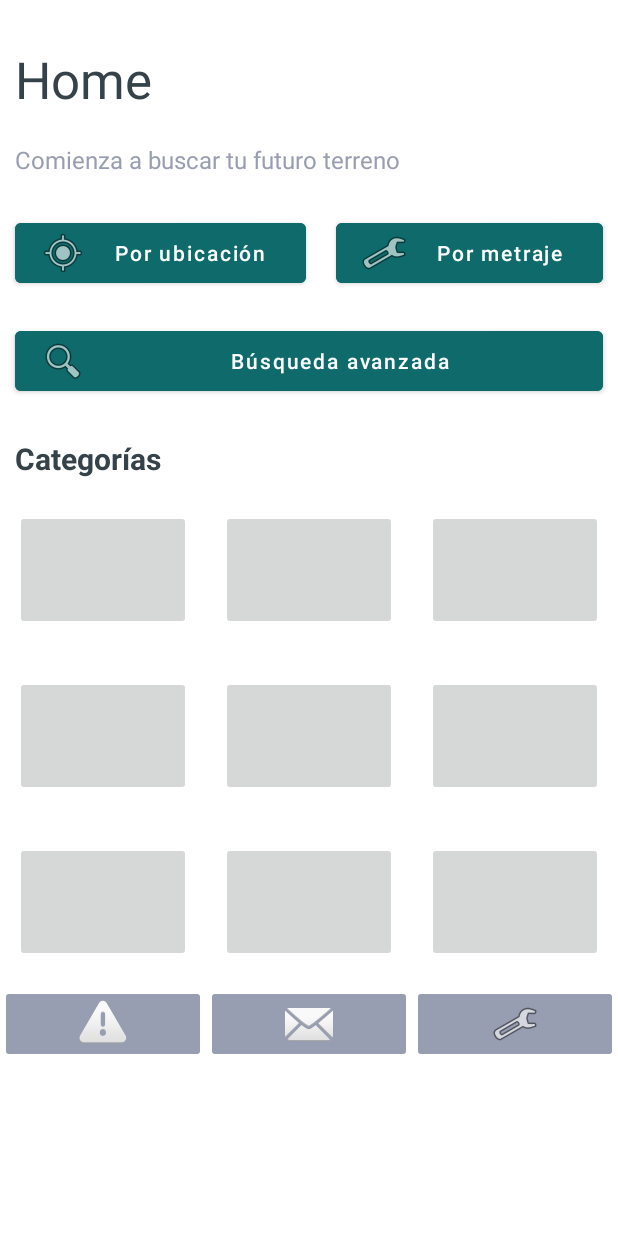
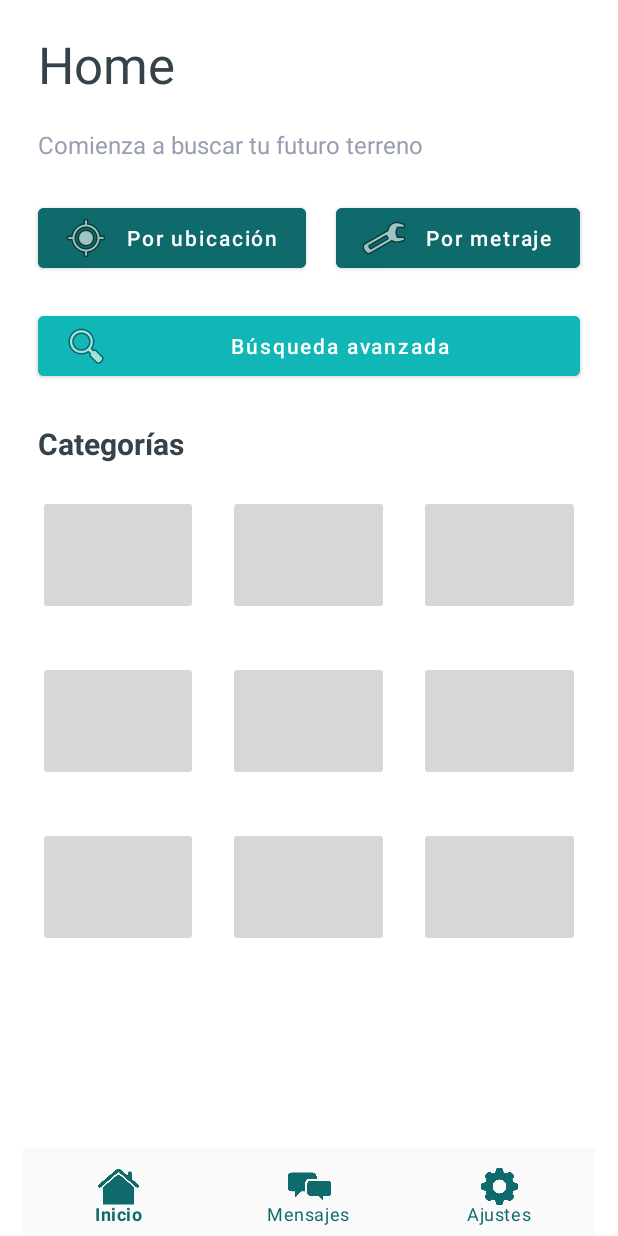
Before and after one commit to IntroCompuMovil202230/Agrari, an Android app: the HomeActivity screen opened directly, with no data from a screen before it, on a phone screen of 412 x 824 dp. Run offline under Robolectric (Android 15) with nearby library versions, the phone set to English and light mode, and no system bars; Roboto replaces fonts that are not available here.

Commit message:
The navigation Bar is created

```diff
--- a/app/src/main/res/layout/activity_home.xml
+++ b/app/src/main/res/layout/activity_home.xml
@@ -4,6 +4,10 @@
     xmlns:tools="http://schemas.android.com/tools"
     android:layout_width="match_parent"
     android:layout_height="match_parent"
+    android:background="#FFFFFF"
+    android:paddingLeft="15dp"
+    android:paddingTop="20dp"
+    android:paddingRight="15dp"
     tools:context=".HomeActivity">
 
     <TextView
@@ -11,7 +15,6 @@
         android:layout_width="match_parent"
         android:layout_height="wrap_content"
         android:layout_marginStart="10dp"
-        android:layout_marginTop="30dp"
         android:layout_marginEnd="10dp"
         android:fontFamily="@font/baloo"
         android:text="@string/home"
@@ -79,7 +82,7 @@
         android:layout_marginStart="10dp"
         android:layout_marginTop="20dp"
         android:layout_marginEnd="10dp"
-        android:backgroundTint="@color/DarkGreen"
+        android:backgroundTint="@color/LightGreen"
         android:drawableLeft="@android:drawable/ic_menu_search"
         android:text="@string/busqAvanzada"
         android:textAllCaps="false"
@@ -104,6 +107,7 @@
         app:layout_constraintTop_toBottomOf="@+id/busqAvanzada" />
 
     <LinearLayout
+        android:id="@+id/linearLayout2"
         android:layout_width="match_parent"
         android:layout_height="wrap_content"
         android:layout_marginTop="5dp"
@@ -122,10 +126,11 @@
                 android:layout_width="wrap_content"
                 android:layout_height="80dp"
                 android:layout_marginLeft="10dp"
+                android:layout_marginTop="15dp"
                 android:layout_marginRight="10dp"
-                android:layout_marginTop="15dp"
                 android:layout_marginBottom="15dp"
                 android:layout_weight="1"
+                tools:ignore="SpeakableTextPresentCheck"
                 tools:srcCompat="@tools:sample/avatars" />
 
             <ImageButton
@@ -133,10 +138,11 @@
                 android:layout_width="wrap_content"
                 android:layout_height="80dp"
                 android:layout_marginLeft="10dp"
+                android:layout_marginTop="15dp"
                 android:layout_marginRight="10dp"
-                android:layout_marginTop="15dp"
                 android:layout_marginBottom="15dp"
                 android:layout_weight="1"
+                tools:ignore="SpeakableTextPresentCheck"
                 tools:srcCompat="@tools:sample/avatars" />
 
             <ImageButton
@@ -144,10 +150,11 @@
                 android:layout_width="wrap_content"
                 android:layout_height="80dp"
                 android:layout_marginLeft="10dp"
+                android:layout_marginTop="15dp"
                 android:layout_marginRight="10dp"
-                android:layout_marginTop="15dp"
                 android:layout_marginBottom="15dp"
                 android:layout_weight="1"
+                tools:ignore="SpeakableTextPresentCheck"
                 tools:srcCompat="@tools:sample/avatars" />
         </LinearLayout>
 
@@ -161,10 +168,11 @@
                 android:layout_width="wrap_content"
                 android:layout_height="80dp"
                 android:layout_marginLeft="10dp"
+                android:layout_marginTop="15dp"
                 android:layout_marginRight="10dp"
-                android:layout_marginTop="15dp"
                 android:layout_marginBottom="15dp"
                 android:layout_weight="1"
+                tools:ignore="SpeakableTextPresentCheck"
                 tools:srcCompat="@tools:sample/avatars" />
 
             <ImageButton
@@ -172,10 +180,11 @@
                 android:layout_width="wrap_content"
                 android:layout_height="80dp"
                 android:layout_marginLeft="10dp"
+                android:layout_marginTop="15dp"
                 android:layout_marginRight="10dp"
-                android:layout_marginTop="15dp"
                 android:layout_marginBottom="15dp"
                 android:layout_weight="1"
+                tools:ignore="SpeakableTextPresentCheck"
                 tools:srcCompat="@tools:sample/avatars" />
 
             <ImageButton
@@ -183,10 +192,11 @@
                 android:layout_width="wrap_content"
                 android:layout_height="80dp"
                 android:layout_marginLeft="10dp"
+                android:layout_marginTop="15dp"
                 android:layout_marginRight="10dp"
-                android:layout_marginTop="15dp"
                 android:layout_marginBottom="15dp"
                 android:layout_weight="1"
+                tools:ignore="SpeakableTextPresentCheck"
                 tools:srcCompat="@tools:sample/avatars" />
         </LinearLayout>
 
@@ -204,6 +214,7 @@
                 android:layout_marginRight="10dp"
                 android:layout_marginBottom="15dp"
                 android:layout_weight="1"
+                tools:ignore="SpeakableTextPresentCheck"
                 tools:srcCompat="@tools:sample/avatars" />
 
             <ImageButton
@@ -215,6 +226,7 @@
                 android:layout_marginRight="10dp"
                 android:layout_marginBottom="15dp"
                 android:layout_weight="1"
+                tools:ignore="SpeakableTextPresentCheck"
                 tools:srcCompat="@tools:sample/avatars" />
 
             <ImageButton
@@ -226,38 +238,22 @@
                 android:layout_marginRight="10dp"
                 android:layout_marginBottom="15dp"
                 android:layout_weight="1"
+                tools:ignore="SpeakableTextPresentCheck"
                 tools:srcCompat="@tools:sample/avatars" />
         </LinearLayout>
 
-        <LinearLayout
-            android:layout_width="match_parent"
-            android:layout_height="match_parent"
-            android:orientation="horizontal">
-
-            <ImageButton
-                android:id="@+id/imageButton15"
-                android:layout_width="match_parent"
-                android:layout_height="wrap_content"
-                android:layout_weight="1"
-                android:backgroundTint="@color/LightGray"
-                app:srcCompat="@android:drawable/ic_dialog_alert" />
-
-            <ImageButton
-                android:id="@+id/chats"
-                android:layout_width="match_parent"
-                android:layout_height="wrap_content"
-                android:layout_weight="1"
-                android:backgroundTint="@color/LightGray"
-                app:srcCompat="@android:drawable/ic_dialog_email" />
-
-            <ImageButton
-                android:id="@+id/ajustes"
-                android:layout_width="match_parent"
-                android:layout_height="wrap_content"
-                android:layout_weight="1"
-                android:backgroundTint="@color/LightGray"
-                app:srcCompat="@android:drawable/ic_menu_manage" />
-        </LinearLayout>
     </LinearLayout>
 
+    <com.google.android.material.bottomnavigation.BottomNavigationView
+        android:layout_width="0dp"
+        android:layout_height="wrap_content"
+        android:background="#FAFAFA"
+        app:itemIconSize="30dp"
+        app:itemIconTint="@color/DarkGreen"
+        app:itemTextColor="@color/DarkGreen"
+        app:layout_constraintBottom_toBottomOf="parent"
+        app:layout_constraintEnd_toEndOf="parent"
+        app:layout_constraintStart_toStartOf="parent"
+        app:menu="@menu/nav_bar_menu" />
+
 </androidx.constraintlayout.widget.ConstraintLayout>
--- /dev/null
+++ b/app/src/main/res/menu/nav_bar_menu.xml
@@ -0,0 +1,19 @@
+<?xml version="1.0" encoding="utf-8"?>
+<menu xmlns:android="http://schemas.android.com/apk/res/android">
+
+    <item
+        android:id="@+id/algorithm"
+        android:icon="@drawable/home_icon"
+        android:title="Inicio" />
+
+    <item
+        android:id="@+id/course"
+        android:icon="@drawable/chat_icon"
+        android:title="Mensajes" />
+
+    <item
+        android:id="@+id/profile"
+        android:icon="@drawable/settings_icon"
+        android:title="Ajustes" />
+
+</menu>
```
Also changed, not shown: app/src/main/res/drawable-v24/chat_icon.png (added), app/src/main/res/drawable-v24/home_icon.png (added), app/src/main/res/drawable-v24/settings_icon.png (added).
